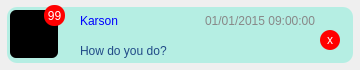
Old version of the form client/ui/chating_item.ui in the repository TT2TER/Echoplex.
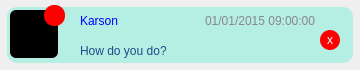
New version of the form.

```diff
--- a/client/ui/chating_item.ui
+++ b/client/ui/chating_item.ui
@@ -145,7 +145,7 @@
 }</string>
          </property>
          <property name="text">
-          <string>99</string>
+          <string/>
          </property>
          <property name="alignment">
           <set>Qt::AlignCenter</set>
```
